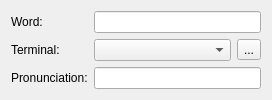
The window that simon/src/simonmodelmanagementui/editword.ui (KDE/simon) describes before a commit, drawn with Qt 5.
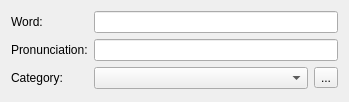
The same window after the commit. Custom widgets are drawn as their Qt base class.

Commit message:
Small fixup for edit word dialog.
Change order of edits in the dialog to match the
table (word, pronunciation, category).
Rename Terminal inside the dialog to category to make it
consistent with the table view.

```diff
--- a/simon/src/simonmodelmanagementui/editword.ui
+++ b/simon/src/simonmodelmanagementui/editword.ui
@@ -6,8 +6,8 @@
    <rect>
     <x>0</x>
     <y>0</y>
-    <width>272</width>
-    <height>100</height>
+    <width>349</width>
+    <height>102</height>
    </rect>
   </property>
   <property name="windowTitle">
@@ -27,14 +27,17 @@
    <item row="0" column="1">
     <widget class="KLineEdit" name="leWord"/>
    </item>
-   <item row="1" column="0">
+   <item row="2" column="0">
     <widget class="QLabel" name="lbTypeDesc">
      <property name="text">
-      <string comment="Grammar category">Terminal:</string>
+      <string comment="Grammar category">Category:</string>
+     </property>
+     <property name="buddy">
+      <cstring>cbType</cstring>
      </property>
     </widget>
    </item>
-   <item row="1" column="1">
+   <item row="2" column="1">
     <layout class="QHBoxLayout" name="horizontalLayout">
      <item>
       <widget class="KComboBox" name="cbType">
@@ -55,29 +58,29 @@
      </item>
     </layout>
    </item>
-   <item row="2" column="0">
+   <item row="1" column="0">
     <widget class="QLabel" name="lbSampa">
      <property name="text">
       <string>Pronunciation:</string>
      </property>
     </widget>
    </item>
-   <item row="2" column="1">
+   <item row="1" column="1">
     <widget class="KLineEdit" name="leSampa"/>
    </item>
   </layout>
  </widget>
  <customwidgets>
-  <customwidget>
-   <class>KLineEdit</class>
-   <extends>QLineEdit</extends>
-   <header>klineedit.h</header>
-  </customwidget>
   <customwidget>
    <class>KComboBox</class>
    <extends>QComboBox</extends>
    <header>kcombobox.h</header>
   </customwidget>
+  <customwidget>
+   <class>KLineEdit</class>
+   <extends>QLineEdit</extends>
+   <header>klineedit.h</header>
+  </customwidget>
  </customwidgets>
  <resources/>
  <connections/>
```
Left out of the diff: 12 changed lines with no effect on the pictures. The commit also changes 2 other files.
